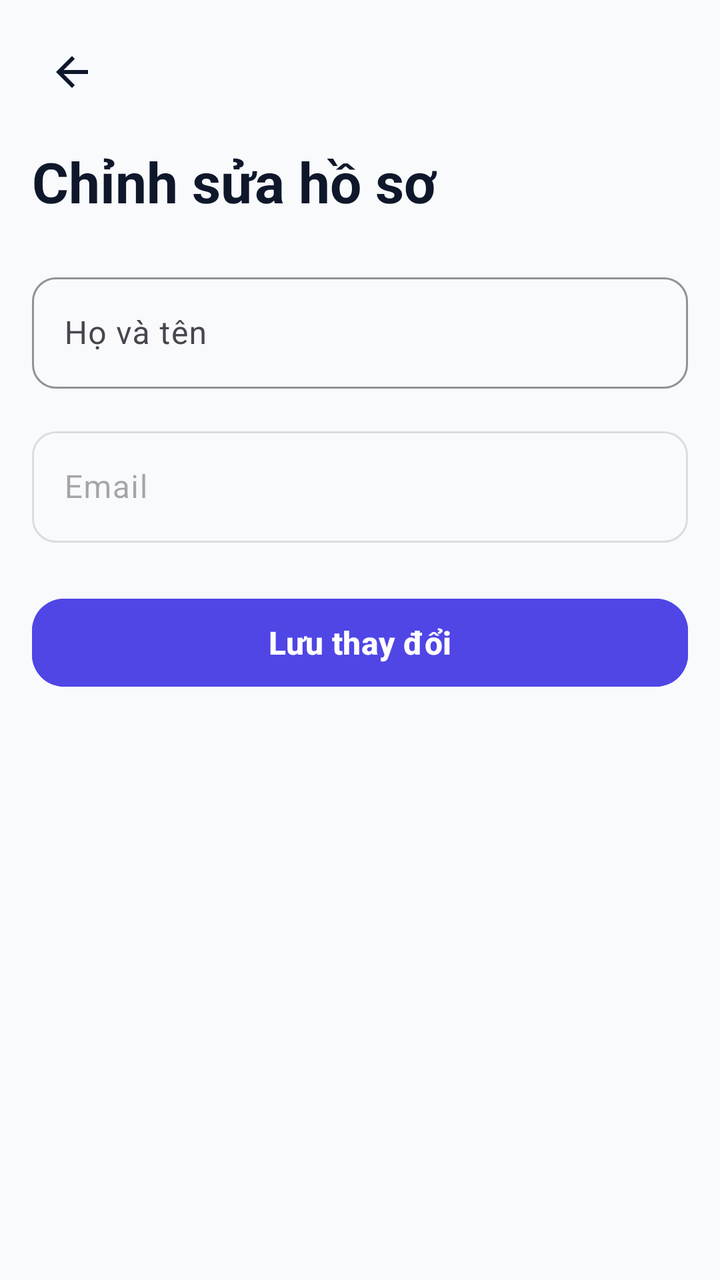
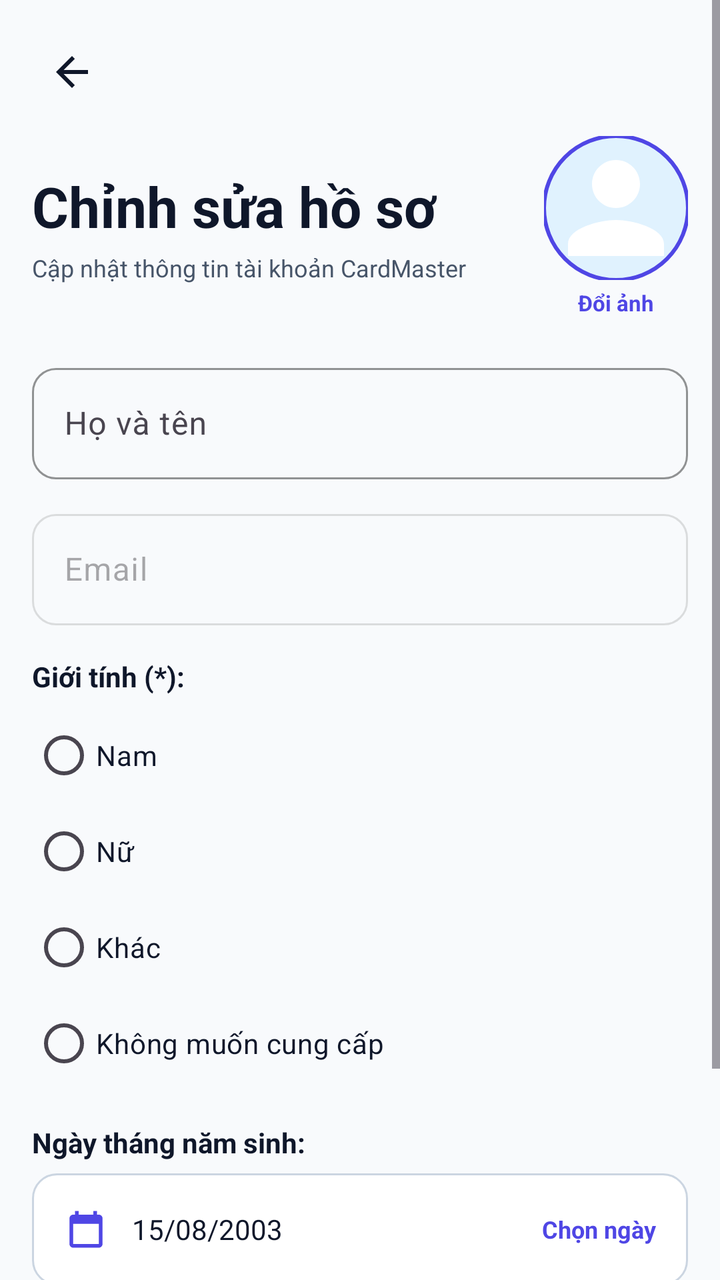

Two renders of the same Android screen: before a commit and after it. Below are the layout's source before the change and the commit's diff.
<!-- AndroidManifest.xml: application theme Theme.CardMaster -->
<!-- res/layout/activity_edit_profile.xml -->
<?xml version="1.0" encoding="utf-8"?>
<LinearLayout xmlns:android="http://schemas.android.com/apk/res/android"
    android:layout_width="match_parent"
    android:layout_height="match_parent"
    android:background="@color/color_background"
    android:orientation="vertical"
    android:padding="@dimen/screen_padding">

    <ImageView
        android:id="@+id/btnBack"
        android:layout_width="40dp"
        android:layout_height="40dp"
        android:background="?attr/selectableItemBackgroundBorderless"
        android:padding="8dp"
        android:src="@drawable/ic_arrow_back"
        android:tint="@color/color_text_primary" />

    <TextView
        android:layout_width="wrap_content"
        android:layout_height="wrap_content"
        android:layout_marginTop="@dimen/space_16"
        android:text="Chỉnh sửa hồ sơ"
        android:textColor="@color/color_text_primary"
        android:textSize="@dimen/text_headline_large"
        android:textStyle="bold" />

    <com.google.android.material.textfield.TextInputLayout
        android:id="@+id/tilName"
        style="@style/Widget.CardMaster.TextInputLayout"
        android:layout_width="match_parent"
        android:layout_height="wrap_content"
        android:layout_marginTop="@dimen/space_24"
        android:hint="@string/full_name_hint">

        <com.google.android.material.textfield.TextInputEditText
            android:id="@+id/etName"
            android:layout_width="match_parent"
            android:layout_height="wrap_content"
            android:inputType="textPersonName"
            android:textColor="@color/color_text_primary"
            android:textSize="@dimen/text_body_large" />
    </com.google.android.material.textfield.TextInputLayout>

    <com.google.android.material.textfield.TextInputLayout
        android:id="@+id/tilEmail"
        style="@style/Widget.CardMaster.TextInputLayout"
        android:layout_width="match_parent"
        android:layout_height="wrap_content"
        android:layout_marginTop="@dimen/space_16"
        android:enabled="false"
        android:hint="@string/email_hint">

        <com.google.android.material.textfield.TextInputEditText
            android:id="@+id/etEmail"
            android:layout_width="match_parent"
            android:layout_height="wrap_content"
            android:inputType="textEmailAddress"
            android:textColor="@color/color_text_disabled"
            android:textSize="@dimen/text_body_large" />
    </com.google.android.material.textfield.TextInputLayout>

    <com.google.android.material.button.MaterialButton
        android:id="@+id/btnSave"
        style="@style/Widget.CardMaster.Button.Primary"
        android:layout_width="match_parent"
        android:layout_height="wrap_content"
        android:layout_marginTop="@dimen/space_24"
        android:text="Lưu thay đổi" />
</LinearLayout>
<!-- resources referenced by this layout -->
<resources>
  <color name="color_background">#F8FAFC</color>
  <color name="color_text_disabled">#94A3B8</color>
  <color name="color_text_primary">#0F172A</color>
  <dimen name="screen_padding">16dp</dimen>
  <dimen name="space_16">16dp</dimen>
  <dimen name="space_24">24dp</dimen>
  <dimen name="text_body_large">16sp</dimen>
  <dimen name="text_headline_large">28sp</dimen>
  <!-- drawable ic_arrow_back (drawable) -->
  <vector xmlns:android="http://schemas.android.com/apk/res/android"
      android:width="24dp"
      android:height="24dp"
      android:viewportWidth="24"
      android:viewportHeight="24">
    <path
        android:fillColor="#FFFFFFFF"
        android:pathData="M20,11H7.83l5.59,-5.59L12,4l-8,8 8,8 1.41,-1.41L7.83,13H20v-2z"/>
  </vector>
  <string name="email_hint">Email</string>
  <string name="full_name_hint">Họ và tên</string>
  <color name="color_primary">#4F46E5</color>
  <color name="color_on_primary">#FFFFFF</color>
  <dimen name="corner_radius_button">16dp</dimen>
  <dimen name="button_height">52dp</dimen>
  <dimen name="text_title_medium">16sp</dimen>
  <dimen name="corner_radius_input">12dp</dimen>
  <color name="color_text_secondary">#475569</color>
  <color name="color_primary_container">#E0E7FF</color>
  <color name="color_on_primary_container">#1E1B4B</color>
  <color name="color_secondary">#0EA5E9</color>
  <color name="color_on_secondary">#FFFFFF</color>
  <color name="color_secondary_container">#E0F2FE</color>
  <color name="color_on_secondary_container">#0C4A6E</color>
  <color name="color_surface">#FFFFFF</color>
  <color name="color_outline">#CBD5E1</color>
  <!-- unchanged entries left out for length: 3 -->
</resources>

<!-- the commit's change to res/layout/activity_edit_profile.xml (unified diff, before → after) -->
@@ -1,69 +1,256 @@
 <?xml version="1.0" encoding="utf-8"?>
-<LinearLayout xmlns:android="http://schemas.android.com/apk/res/android"
+<ScrollView xmlns:android="http://schemas.android.com/apk/res/android"
+    xmlns:app="http://schemas.android.com/apk/res-auto"
     android:layout_width="match_parent"
     android:layout_height="match_parent"
     android:background="@color/color_background"
-    android:orientation="vertical"
-    android:padding="@dimen/screen_padding">
-
-    <ImageView
-        android:id="@+id/btnBack"
-        android:layout_width="40dp"
-        android:layout_height="40dp"
-        android:background="?attr/selectableItemBackgroundBorderless"
-        android:padding="8dp"
-        android:src="@drawable/ic_arrow_back"
-        android:tint="@color/color_text_primary" />
-
-    <TextView
-        android:layout_width="wrap_content"
-        android:layout_height="wrap_content"
-        android:layout_marginTop="@dimen/space_16"
-        android:text="Chỉnh sửa hồ sơ"
-        android:textColor="@color/color_text_primary"
-        android:textSize="@dimen/text_headline_large"
-        android:textStyle="bold" />
-
-    <com.google.android.material.textfield.TextInputLayout
-        android:id="@+id/tilName"
-        style="@style/Widget.CardMaster.TextInputLayout"
+    android:fillViewport="true">
+
+    <LinearLayout
         android:layout_width="match_parent"
         android:layout_height="wrap_content"
-        android:layout_marginTop="@dimen/space_24"
-        android:hint="@string/full_name_hint">
-
-        <com.google.android.material.textfield.TextInputEditText
-            android:id="@+id/etName"
-            android:layout_width="match_parent"
-            android:layout_height="wrap_content"
-            android:inputType="textPersonName"
+        android:orientation="vertical"
+        android:padding="@dimen/screen_padding">
+
+        <ImageView
+            android:id="@+id/btnBack"
+            android:layout_width="40dp"
+            android:layout_height="40dp"
+            android:background="?attr/selectableItemBackgroundBorderless"
+            android:padding="8dp"
+            android:src="@drawable/ic_arrow_back"
+            android:tint="@color/color_text_primary" />
+
+        
+        <RelativeLayout
+            android:layout_width="match_parent"
+            android:layout_height="wrap_content"
+            android:layout_marginTop="@dimen/space_12">
+
+            <LinearLayout
+                android:layout_width="wrap_content"
+                android:layout_height="wrap_content"
+                android:layout_alignParentStart="true"
+                android:layout_centerVertical="true"
+                android:layout_toStartOf="@+id/llAvatarContainer"
+                android:orientation="vertical">
+
+                <TextView
+                    android:layout_width="wrap_content"
+                    android:layout_height="wrap_content"
+                    android:text="Chỉnh sửa hồ sơ"
+                    android:textColor="@color/color_text_primary"
+                    android:textSize="@dimen/text_headline_large"
+                    android:textStyle="bold" />
+
+                <TextView
+                    android:layout_width="wrap_content"
+                    android:layout_height="wrap_content"
+                    android:layout_marginTop="4dp"
+                    android:text="Cập nhật thông tin tài khoản CardMaster"
+                    android:textColor="@color/color_text_secondary"
+                    android:textSize="@dimen/text_body_small" />
+            </LinearLayout>
+
+            <LinearLayout
+                android:id="@+id/llAvatarContainer"
+                android:layout_width="wrap_content"
+                android:layout_height="wrap_content"
+                android:layout_alignParentEnd="true"
+                android:layout_centerVertical="true"
+                android:gravity="center"
+                android:orientation="vertical">
+
+                <com.google.android.material.imageview.ShapeableImageView
+                    android:id="@+id/ivAvatarPreview"
+                    android:layout_width="72dp"
+                    android:layout_height="72dp"
+                    android:background="@drawable/bg_badge_info"
+                    android:clickable="true"
+                    android:focusable="true"
+                    android:foreground="?attr/selectableItemBackgroundBorderless"
+                    android:scaleType="centerCrop"
+                    android:src="@drawable/ic_person"
+                    app:shapeAppearanceOverlay="@style/ShapeAppearance.Material3.Corner.Full"
+                    app:strokeColor="@color/color_primary"
+                    app:strokeWidth="2dp" />
+
+                <TextView
+                    android:layout_width="wrap_content"
+                    android:layout_height="wrap_content"
+                    android:layout_marginTop="4dp"
+                    android:text="Đổi ảnh"
+                    android:textColor="@color/color_primary"
+                    android:textSize="11sp"
+                    android:textStyle="bold" />
+            </LinearLayout>
+        </RelativeLayout>
+
+        
+        <com.google.android.material.textfield.TextInputLayout
+            android:id="@+id/tilName"
+            style="@style/Widget.CardMaster.TextInputLayout"
+            android:layout_width="match_parent"
+            android:layout_height="wrap_content"
+            android:layout_marginTop="@dimen/space_20"
+            android:hint="@string/full_name_hint">
+
+            <com.google.android.material.textfield.TextInputEditText
+                android:id="@+id/etName"
+                android:layout_width="match_parent"
+                android:layout_height="wrap_content"
+                android:inputType="textPersonName"
+                android:textColor="@color/color_text_primary"
+                android:textSize="@dimen/text_body_large" />
+        </com.google.android.material.textfield.TextInputLayout>
+
+        
+        <com.google.android.material.textfield.TextInputLayout
+            android:id="@+id/tilEmail"
+            style="@style/Widget.CardMaster.TextInputLayout"
+            android:layout_width="match_parent"
+            android:layout_height="wrap_content"
+            android:layout_marginTop="@dimen/space_12"
+            android:enabled="false"
+            android:hint="@string/email_hint">
+
+            <com.google.android.material.textfield.TextInputEditText
+                android:id="@+id/etEmail"
+                android:layout_width="match_parent"
+                android:layout_height="wrap_content"
+                android:inputType="textEmailAddress"
+                android:textColor="@color/color_text_disabled"
+                android:textSize="@dimen/text_body_large" />
+        </com.google.android.material.textfield.TextInputLayout>
+
+        
+        <TextView
+            android:layout_width="wrap_content"
+            android:layout_height="wrap_content"
+            android:layout_marginTop="@dimen/space_16"
+            android:text="Giới tính (*):"
             android:textColor="@color/color_text_primary"
-            android:textSize="@dimen/text_body_large" />
-    </com.google.android.material.textfield.TextInputLayout>
-
-    <com.google.android.material.textfield.TextInputLayout
-        android:id="@+id/tilEmail"
-        style="@style/Widget.CardMaster.TextInputLayout"
-        android:layout_width="match_parent"
-        android:layout_height="wrap_content"
-        android:layout_marginTop="@dimen/space_16"
-        android:enabled="false"
-        android:hint="@string/email_hint">
-
-        <com.google.android.material.textfield.TextInputEditText
-            android:id="@+id/etEmail"
-            android:layout_width="match_parent"
-            android:layout_height="wrap_content"
-            android:inputType="textEmailAddress"
-            android:textColor="@color/color_text_disabled"
-            android:textSize="@dimen/text_body_large" />
-    </com.google.android.material.textfield.TextInputLayout>
-
-    <com.google.android.material.button.MaterialButton
-        android:id="@+id/btnSave"
-        style="@style/Widget.CardMaster.Button.Primary"
-        android:layout_width="match_parent"
-        android:layout_height="wrap_content"
-        android:layout_marginTop="@dimen/space_24"
-        android:text="Lưu thay đổi" />
-</LinearLayout>
+            android:textSize="@dimen/text_label_large"
+            android:textStyle="bold" />
+
+        <RadioGroup
+            android:id="@+id/rgGender"
+            android:layout_width="match_parent"
+            android:layout_height="wrap_content"
+            android:layout_marginTop="6dp"
+            android:orientation="vertical">
+
+            <RadioButton
+                android:id="@+id/rbGenderMale"
+                android:layout_width="wrap_content"
+                android:layout_height="wrap_content"
+                android:text="Nam"
+                android:textColor="@color/color_text_primary"
+                android:textSize="@dimen/text_body_medium" />
+
+            <RadioButton
+                android:id="@+id/rbGenderFemale"
+                android:layout_width="wrap_content"
+                android:layout_height="wrap_content"
+                android:text="Nữ"
+                android:textColor="@color/color_text_primary"
+                android:textSize="@dimen/text_body_medium" />
+
+            <RadioButton
+                android:id="@+id/rbGenderOther"
+                android:layout_width="wrap_content"
+                android:layout_height="wrap_content"
+                android:text="Khác"
+                android:textColor="@color/color_text_primary"
+                android:textSize="@dimen/text_body_medium" />
+
+            <RadioButton
+                android:id="@+id/rbGenderUndisclosed"
+                android:layout_width="wrap_content"
+                android:layout_height="wrap_content"
+                android:text="Không muốn cung cấp"
+                android:textColor="@color/color_text_primary"
+                android:textSize="@dimen/text_body_medium" />
+        </RadioGroup>
+
+        <TextView
+            android:id="@+id/tvGenderError"
+            android:layout_width="wrap_content"
+            android:layout_height="wrap_content"
+            android:layout_marginTop="2dp"
+            android:text="Vui lòng chọn giới tính"
+            android:textColor="@color/color_error"
+            android:textSize="@dimen/text_body_small"
+            android:visibility="gone" />
+
+        
+        <TextView
+            android:layout_width="wrap_content"
+            android:layout_height="wrap_content"
+            android:layout_marginTop="@dimen/space_16"
+            android:text="Ngày tháng năm sinh:"
+            android:textColor="@color/color_text_primary"
+            android:textSize="@dimen/text_label_large"
+            android:textStyle="bold" />
+
+        <LinearLayout
+            android:id="@+id/btnPickDob"
+            android:layout_width="match_parent"
+            android:layout_height="@dimen/input_height"
+            android:layout_marginTop="6dp"
+            android:background="@drawable/bg_quiz_option_default"
+            android:clickable="true"
+            android:focusable="true"
+            android:gravity="center_vertical"
+            android:orientation="horizontal"
+            android:paddingHorizontal="@dimen/space_16">
+
+            <ImageView
+                android:layout_width="22dp"
+                android:layout_height="22dp"
+                android:src="@drawable/ic_event"
+                android:tint="@color/color_primary" />
+
+            <TextView
+                android:id="@+id/tvSelectedDob"
+                android:layout_width="0dp"
+                android:layout_height="wrap_content"
+                android:layout_marginStart="@dimen/space_12"
+                android:layout_weight="1"
+                android:text="15/08/2003"
+                android:textColor="@color/color_text_primary"
+                android:textSize="@dimen/text_body_medium" />
+
+            <TextView
+                android:layout_width="wrap_content"
+                android:layout_height="wrap_content"
+                android:text="Chọn ngày"
+                android:textColor="@color/color_primary"
+                android:textSize="@dimen/text_label_medium"
+                android:textStyle="bold" />
+        </LinearLayout>
+
+        <TextView
+            android:id="@+id/tvDobError"
+            android:layout_width="wrap_content"
+            android:layout_height="wrap_content"
+            android:layout_marginTop="2dp"
+            android:text="Ngày sinh không được ở tương lai"
+            android:textColor="@color/color_error"
+            android:textSize="@dimen/text_body_small"
+            android:visibility="gone" />
+
+        
+        <com.google.android.material.button.MaterialButton
+            android:id="@+id/btnSave"
+            style="@style/Widget.CardMaster.Button.Primary"
+            android:layout_width="match_parent"
+            android:layout_height="@dimen/button_height"
+            android:layout_marginTop="@dimen/space_24"
+            android:text="Lưu thay đổi" />
+
+        <Space
+            android:layout_width="match_parent"
+            android:layout_height="32dp" />
+    </LinearLayout>
+</ScrollView>
<!-- resource entries referenced after the edit -->
@@ -1,13 +1,37 @@
 <!-- resources referenced by this layout -->
 <resources>
   <color name="color_background">#F8FAFC</color>
+  <color name="color_error">#DC2626</color>
   <color name="color_text_disabled">#94A3B8</color>
   <color name="color_text_primary">#0F172A</color>
   <dimen name="screen_padding">16dp</dimen>
+  <dimen name="space_12">12dp</dimen>
   <dimen name="space_16">16dp</dimen>
+  <dimen name="space_20">20dp</dimen>
   <dimen name="space_24">24dp</dimen>
   <dimen name="text_body_large">16sp</dimen>
+  <dimen name="text_body_medium">14sp</dimen>
+  <dimen name="text_body_small">12sp</dimen>
   <dimen name="text_headline_large">28sp</dimen>
+  <dimen name="text_label_large">14sp</dimen>
+  <dimen name="text_label_medium">12sp</dimen>
+  <!-- drawable bg_badge_info (drawable) -->
+  <?xml version="1.0" encoding="utf-8"?>
+  <shape xmlns:android="http://schemas.android.com/apk/res/android"
+      android:shape="rectangle">
+      <corners android:radius="999dp" />
+      <solid android:color="@color/color_info_container" />
+  </shape>
+  <!-- drawable bg_quiz_option_default (drawable) -->
+  <?xml version="1.0" encoding="utf-8"?>
+  <shape xmlns:android="http://schemas.android.com/apk/res/android"
+      android:shape="rectangle">
+      <corners android:radius="12dp" />
+      <solid android:color="@color/color_surface" />
+      <stroke
+          android:width="1dp"
+          android:color="@color/color_outline" />
+  </shape>
   <!-- drawable ic_arrow_back (drawable) -->
   <vector xmlns:android="http://schemas.android.com/apk/res/android"
       android:width="24dp"
@@ -18,12 +42,34 @@
         android:fillColor="#FFFFFFFF"
         android:pathData="M20,11H7.83l5.59,-5.59L12,4l-8,8 8,8 1.41,-1.41L7.83,13H20v-2z"/>
   </vector>
+  <!-- drawable ic_event (drawable) -->
+  <vector xmlns:android="http://schemas.android.com/apk/res/android"
+      android:width="24dp"
+      android:height="24dp"
+      android:viewportWidth="24"
+      android:viewportHeight="24">
+    <path
+        android:fillColor="#FFFFFFFF"
+        android:pathData="M19,4h-1V2h-2v2H8V2H6v2H5c-1.11,0 -1.99,0.9 -1.99,2L3,20c0,1.1 0.89,2 2,2h14c1.1,0 2,-0.9 2,-2V6c0,-1.1 -0.9,-2 -2,-2zm0,16H5V9h14v11z"/>
+  </vector>
+  <!-- drawable ic_person (drawable) -->
+  <vector xmlns:android="http://schemas.android.com/apk/res/android"
+      android:width="24dp"
+      android:height="24dp"
+      android:viewportWidth="24"
+      android:viewportHeight="24">
+    <path
+        android:fillColor="#FFFFFFFF"
+        android:pathData="M12,12c2.21,0 4,-1.79 4,-4s-1.79,-4 -4,-4 -4,1.79 -4,4 1.79,4 4,4zM12,14c-2.67,0 -8,1.34 -8,4v2h16v-2c0,-2.66 -5.33,-4 -8,-4z"/>
+  </vector>
   <string name="email_hint">Email</string>
   <string name="full_name_hint">Họ và tên</string>
+  <color name="color_info_container">#E0F2FE</color>
   <color name="color_primary">#4F46E5</color>
   <color name="color_on_primary">#FFFFFF</color>
   <dimen name="corner_radius_button">16dp</dimen>
   <dimen name="button_height">52dp</dimen>
+  <dimen name="input_height">56dp</dimen>
   <dimen name="text_title_medium">16sp</dimen>
   <dimen name="corner_radius_input">12dp</dimen>
   <color name="color_text_secondary">#475569</color>
